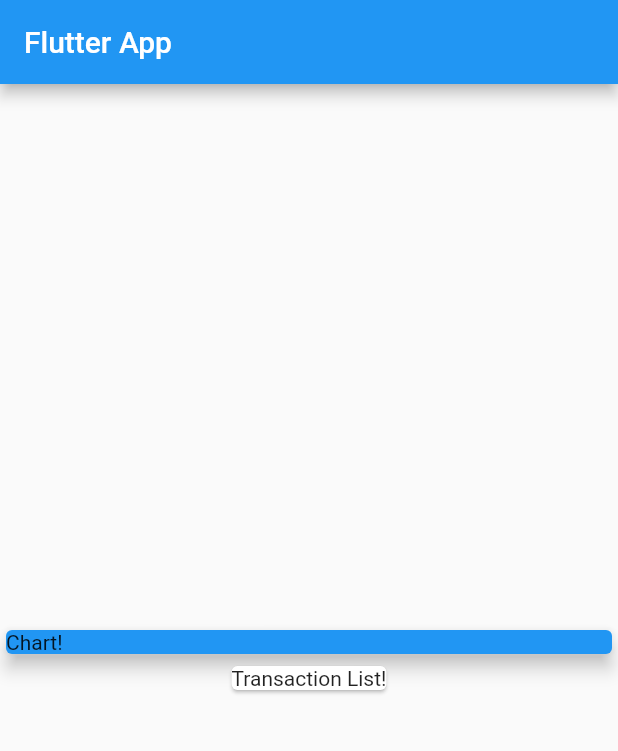
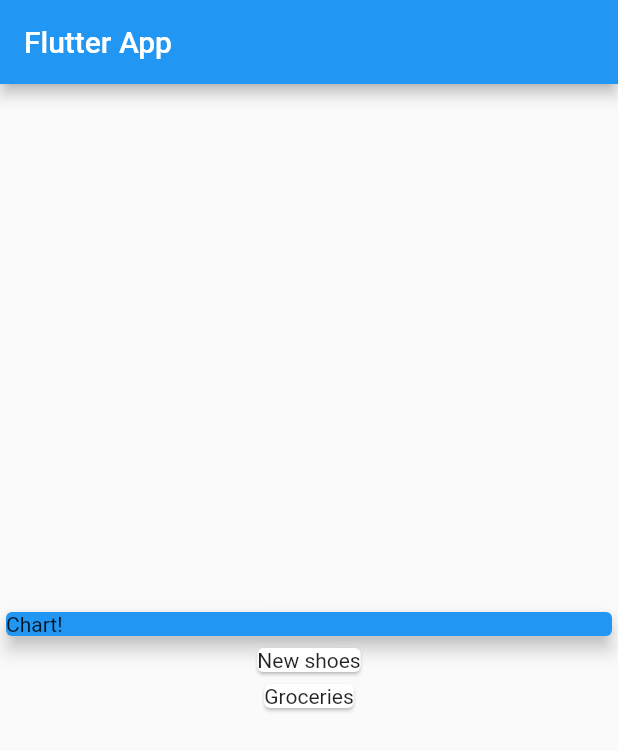
Before and after one commit to Amitbhave/flutter-udemy-course, a Flutter app: the screen it shows after launch, on a phone screen of 412 x 824 dp. Shown: the top 751 px of the screen. Run offline on Flutter 3.47's test engine with Material 2 defaults, Android fonts, the phone set to English and light mode, and no system bars.

Commit message:
Add transaction model

```diff
--- a/my_expenses/lib/main.dart
+++ b/my_expenses/lib/main.dart
@@ -1,4 +1,5 @@
 import 'package:flutter/material.dart';
+import './transaction.dart';
 
 void main() => runApp(MyApp());
 
@@ -13,6 +14,22 @@ class MyApp extends StatelessWidget {
 }
 
 class MyHomePage extends StatelessWidget {
+
+  final List<Transaction> transactions = [
+    Transaction(
+        id: 't1',
+        title: 'New shoes',
+        amount: 69.99,
+        date: DateTime.now()
+    ),
+    Transaction(
+        id: 't2',
+        title: 'Groceries',
+        amount: 16.50,
+        date: DateTime.now()
+    )
+  ];
+
   @override
   Widget build(BuildContext context) {
     return Scaffold(
@@ -30,9 +47,11 @@ class MyHomePage extends StatelessWidget {
               child: Text("Chart!")),
           elevation: 5,
         ),
-        Card(
-          child: Text("Transaction List!"),
-        )
+        Column(children: transactions.map((tx) {
+          return Card(child: Text(tx.title),
+          );
+        }).toList()
+        ),
       ],),
     );
   }
--- /dev/null
+++ b/my_expenses/lib/transaction.dart
@@ -0,0 +1,16 @@
+import 'package:flutter/foundation.dart';
+
+class Transaction {
+  final String id;
+  final String title;
+  final double amount;
+  final DateTime date;
+
+  Transaction({
+    @required this.id,
+    @required this.title,
+    @required this.amount,
+    @required this.date
+  });
+
+}
```
